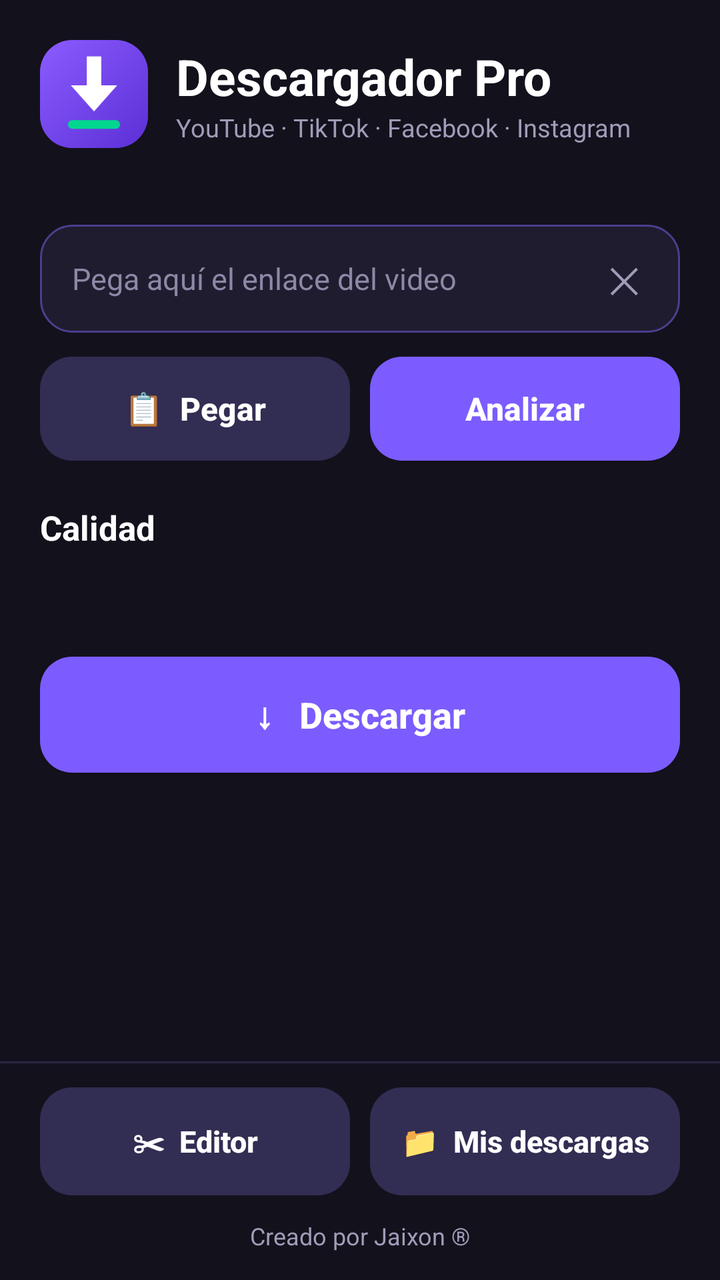
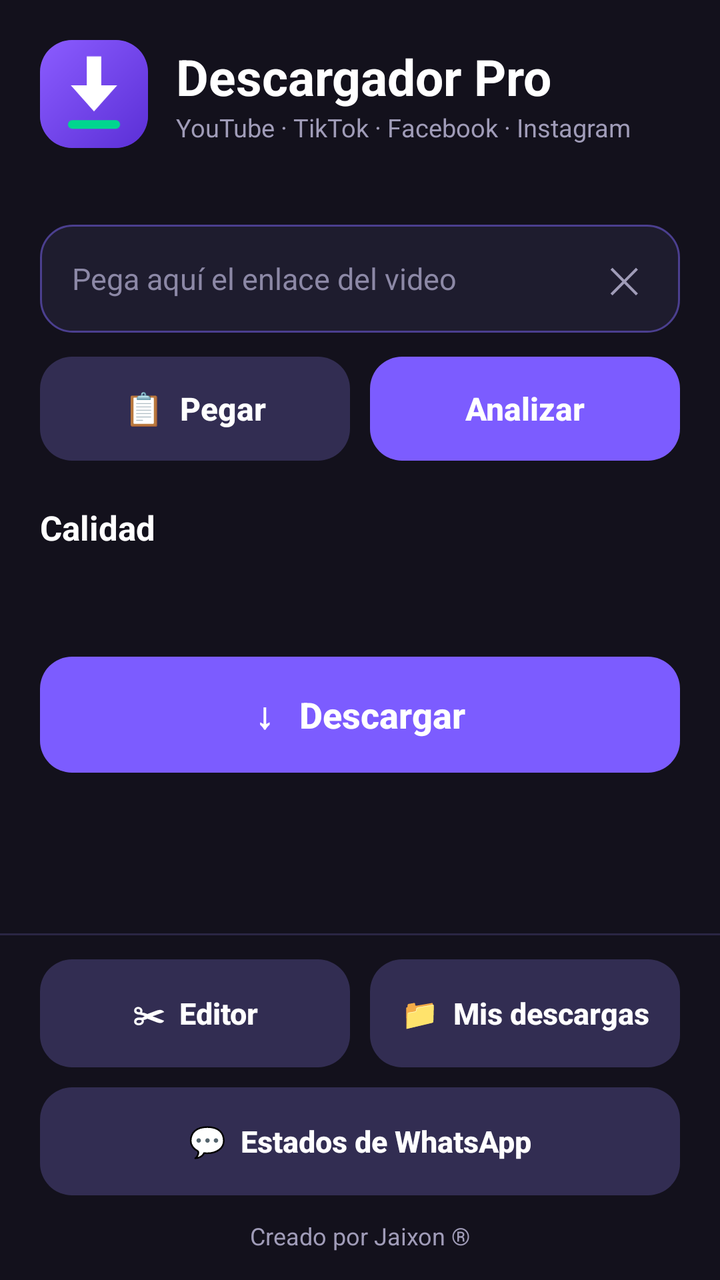

Compare the two renders of this Android layout. The source of the first and the diff that turns it into the second are given below.
<!-- AndroidManifest.xml: application theme Theme.Descargadorpro -->
<!-- res/layout/activity_main.xml -->
<?xml version="1.0" encoding="utf-8"?>
<LinearLayout xmlns:android="http://schemas.android.com/apk/res/android"
    android:layout_width="match_parent"
    android:layout_height="match_parent"
    android:background="#13111C"
    android:fitsSystemWindows="true"
    android:orientation="vertical">

<ScrollView
    android:layout_width="match_parent"
    android:layout_height="0dp"
    android:layout_weight="1"
    android:fillViewport="true"
    android:scrollbars="none">

    <LinearLayout
        android:id="@+id/raiz"
        android:layout_width="match_parent"
        android:layout_height="wrap_content"
        android:focusable="true"
        android:focusableInTouchMode="true"
        android:orientation="vertical"
        android:padding="20dp">

        
        <LinearLayout
            android:layout_width="match_parent"
            android:layout_height="wrap_content"
            android:gravity="center_vertical"
            android:orientation="horizontal">

            <FrameLayout
                android:layout_width="54dp"
                android:layout_height="54dp"
                android:background="@drawable/bg_card"
                android:clipToOutline="true">

                <ImageView
                    android:layout_width="match_parent"
                    android:layout_height="match_parent"
                    android:importantForAccessibility="no"
                    android:scaleType="fitXY"
                    android:src="@drawable/ic_launcher_background" />

                <ImageView
                    android:layout_width="match_parent"
                    android:layout_height="match_parent"
                    android:importantForAccessibility="no"
                    android:scaleType="fitXY"
                    android:scaleX="1.45"
                    android:scaleY="1.45"
                    android:src="@drawable/ic_launcher_foreground" />
            </FrameLayout>

            <LinearLayout
                android:layout_width="wrap_content"
                android:layout_height="wrap_content"
                android:layout_marginStart="14dp"
                android:orientation="vertical">

                <TextView
                    android:layout_width="wrap_content"
                    android:layout_height="wrap_content"
                    android:text="Descargador Pro"
                    android:textColor="#FFFFFF"
                    android:textSize="25sp"
                    android:textStyle="bold" />

                <TextView
                    android:layout_width="wrap_content"
                    android:layout_height="wrap_content"
                    android:text="YouTube · TikTok · Facebook · Instagram"
                    android:textColor="#A09CB8"
                    android:textSize="12.5sp" />
            </LinearLayout>
        </LinearLayout>

        <TextView
            android:id="@+id/txtMotor"
            android:layout_width="match_parent"
            android:layout_height="wrap_content"
            android:layout_marginTop="12dp"
            android:text=""
            android:textColor="#8C88A6"
            android:textSize="12sp" />

        
        <LinearLayout
            android:layout_width="match_parent"
            android:layout_height="wrap_content"
            android:layout_marginTop="10dp"
            android:background="@drawable/bg_card"
            android:gravity="center_vertical"
            android:orientation="horizontal"
            android:paddingStart="16dp"
            android:paddingEnd="6dp">

            <EditText
                android:id="@+id/inputUrl"
                android:layout_width="0dp"
                android:layout_height="wrap_content"
                android:layout_weight="1"
                android:background="@null"
                android:hint="Pega aquí el enlace del video"
                android:imeOptions="actionGo"
                android:importantForAutofill="no"
                android:inputType="textUri"
                android:maxLines="1"
                android:minHeight="54dp"
                android:textColor="#FFFFFF"
                android:textColorHint="#8C88A6"
                android:textSize="15sp" />

            <TextView
                android:id="@+id/btnLimpiar"
                android:layout_width="44dp"
                android:layout_height="44dp"
                android:clickable="true"
                android:focusable="true"
                android:gravity="center"
                android:text="✕"
                android:textColor="#A09CB8"
                android:textSize="18sp" />
        </LinearLayout>

        <LinearLayout
            android:layout_width="match_parent"
            android:layout_height="wrap_content"
            android:layout_marginTop="12dp"
            android:orientation="horizontal">

            <androidx.appcompat.widget.AppCompatButton
                android:id="@+id/btnPegar"
                android:layout_width="0dp"
                android:layout_height="52dp"
                android:layout_weight="1"
                android:background="@drawable/bg_btn_secondary"
                android:foreground="?android:attr/selectableItemBackground"
                android:stateListAnimator="@null"
                android:text="📋  Pegar"
                android:textAllCaps="false"
                android:textColor="#FFFFFF"
                android:textSize="16sp"
                android:textStyle="bold" />

            <androidx.appcompat.widget.AppCompatButton
                android:id="@+id/btnAnalizar"
                android:layout_width="0dp"
                android:layout_height="52dp"
                android:layout_marginStart="10dp"
                android:layout_weight="1"
                android:background="@drawable/editor_btn_primary"
                android:foreground="?android:attr/selectableItemBackground"
                android:stateListAnimator="@null"
                android:text="Analizar"
                android:textAllCaps="false"
                android:textColor="#FFFFFF"
                android:textSize="16sp"
                android:textStyle="bold" />
        </LinearLayout>

        
        <LinearLayout
            android:id="@+id/cardPreview"
            android:layout_width="match_parent"
            android:layout_height="wrap_content"
            android:layout_marginTop="16dp"
            android:background="@drawable/bg_card"
            android:orientation="vertical"
            android:padding="12dp"
            android:visibility="gone">

            <FrameLayout
                android:layout_width="match_parent"
                android:layout_height="200dp">

                <ImageView
                    android:id="@+id/imgMiniatura"
                    android:layout_width="match_parent"
                    android:layout_height="match_parent"
                    android:background="#0E0C16"
                    android:contentDescription="Vista previa del video"
                    android:scaleType="centerCrop" />

                <TextView
                    android:id="@+id/txtDuracion"
                    android:layout_width="wrap_content"
                    android:layout_height="wrap_content"
                    android:layout_gravity="bottom|end"
                    android:layout_margin="8dp"
                    android:paddingStart="8dp"
                    android:paddingTop="3dp"
                    android:paddingEnd="8dp"
                    android:paddingBottom="3dp"
                    android:textColor="#FFFFFF"
                    android:textSize="12sp"
                    android:textStyle="bold" />
            </FrameLayout>

            <TextView
                android:id="@+id/txtTitulo"
                android:layout_width="match_parent"
                android:layout_height="wrap_content"
                android:layout_marginTop="12dp"
                android:ellipsize="end"
                android:maxLines="3"
                android:textColor="#FFFFFF"
                android:textIsSelectable="true"
                android:textSize="17sp"
                android:textStyle="bold" />

            <TextView
                android:id="@+id/txtAutor"
                android:layout_width="match_parent"
                android:layout_height="wrap_content"
                android:layout_marginTop="2dp"
                android:textColor="#A09CB8"
                android:textSize="13sp" />

            <androidx.appcompat.widget.AppCompatButton
                android:id="@+id/btnCopiarTitulo"
                android:layout_width="match_parent"
                android:layout_height="44dp"
                android:layout_marginTop="12dp"
                android:background="@drawable/bg_btn_secondary"
                android:foreground="?android:attr/selectableItemBackground"
                android:stateListAnimator="@null"
                android:text="Copiar título"
                android:textAllCaps="false"
                android:textColor="#FFFFFF"
                android:textSize="14sp" />
        </LinearLayout>

        
        <TextView
            android:layout_width="wrap_content"
            android:layout_height="wrap_content"
            android:layout_marginTop="22dp"
            android:text="Calidad"
            android:textColor="#FFFFFF"
            android:textSize="17sp"
            android:textStyle="bold" />

        <HorizontalScrollView
            android:layout_width="match_parent"
            android:layout_height="wrap_content"
            android:layout_marginTop="10dp"
            android:scrollbars="none">

            <LinearLayout
                android:id="@+id/contenedorChips"
                android:layout_width="wrap_content"
                android:layout_height="wrap_content"
                android:orientation="horizontal" />
        </HorizontalScrollView>

        <TextView
            android:id="@+id/txtTamanoSel"
            android:layout_width="match_parent"
            android:layout_height="wrap_content"
            android:layout_marginTop="10dp"
            android:textColor="#8C88A6"
            android:textSize="12.5sp" />

        <androidx.appcompat.widget.AppCompatButton
            android:id="@+id/btnDescargar"
            android:layout_width="match_parent"
            android:layout_height="58dp"
            android:layout_marginTop="16dp"
            android:background="@drawable/editor_btn_primary"
            android:foreground="?android:attr/selectableItemBackground"
            android:stateListAnimator="@null"
            android:text="↓   Descargar"
            android:textAllCaps="false"
            android:textColor="#FFFFFF"
            android:textSize="18sp"
            android:textStyle="bold" />

        
        <LinearLayout
            android:id="@+id/cardProgreso"
            android:layout_width="match_parent"
            android:layout_height="wrap_content"
            android:layout_marginTop="16dp"
            android:background="@drawable/bg_card"
            android:orientation="vertical"
            android:padding="18dp"
            android:visibility="gone">

            <TextView
                android:id="@+id/txtPorcentaje"
                android:layout_width="wrap_content"
                android:layout_height="wrap_content"
                android:text="0%"
                android:textColor="#FFFFFF"
                android:textSize="36sp"
                android:textStyle="bold" />

            <TextView
                android:id="@+id/txtTamano"
                android:layout_width="match_parent"
                android:layout_height="wrap_content"
                android:textColor="#D9D6E8"
                android:textSize="15sp" />

            <ProgressBar
                android:id="@+id/progreso"
                style="?android:attr/progressBarStyleHorizontal"
                android:layout_width="match_parent"
                android:layout_height="10dp"
                android:layout_marginTop="12dp"
                android:indeterminate="false"
                android:max="1000"
                android:maxHeight="10dp"
                android:minHeight="10dp"
                android:progress="0"
                android:progressDrawable="@drawable/bg_progress" />

            <TextView
                android:id="@+id/txtVelocidad"
                android:layout_width="match_parent"
                android:layout_height="wrap_content"
                android:layout_marginTop="10dp"
                android:textColor="#A09CB8"
                android:textSize="13sp" />

            <TextView
                android:id="@+id/txtEstado"
                android:layout_width="match_parent"
                android:layout_height="wrap_content"
                android:layout_marginTop="6dp"
                android:textColor="#7EF0C9"
                android:textIsSelectable="true"
                android:textSize="14sp" />

            <androidx.appcompat.widget.AppCompatButton
                android:id="@+id/btnCancelar"
                android:layout_width="match_parent"
                android:layout_height="46dp"
                android:layout_marginTop="12dp"
                android:background="@drawable/bg_btn_secondary"
                android:foreground="?android:attr/selectableItemBackground"
                android:stateListAnimator="@null"
                android:text="Cancelar descarga"
                android:textAllCaps="false"
                android:textColor="#FFFFFF"
                android:textSize="14sp"
                android:visibility="gone" />

            <androidx.appcompat.widget.AppCompatButton
                android:id="@+id/btnAbrir"
                android:layout_width="match_parent"
                android:layout_height="48dp"
                android:layout_marginTop="12dp"
                android:background="@drawable/editor_btn_primary"
                android:foreground="?android:attr/selectableItemBackground"
                android:stateListAnimator="@null"
                android:text="Abrir archivo"
                android:textAllCaps="false"
                android:textColor="#FFFFFF"
                android:textSize="15sp"
                android:textStyle="bold"
                android:visibility="gone" />
        </LinearLayout>
    </LinearLayout>
</ScrollView>

    
    <View
        android:layout_width="match_parent"
        android:layout_height="1dp"
        android:background="#2A2644" />

    <LinearLayout
        android:layout_width="match_parent"
        android:layout_height="wrap_content"
        android:background="#13111C"
        android:orientation="vertical"
        android:paddingStart="20dp"
        android:paddingTop="12dp"
        android:paddingEnd="20dp"
        android:paddingBottom="14dp">

        <LinearLayout
            android:layout_width="match_parent"
            android:layout_height="wrap_content"
            android:orientation="horizontal">

            <androidx.appcompat.widget.AppCompatButton
                android:id="@+id/btnEditor"
                android:layout_width="0dp"
                android:layout_height="54dp"
                android:layout_weight="1"
                android:background="@drawable/bg_btn_secondary"
                android:foreground="?android:attr/selectableItemBackground"
                android:stateListAnimator="@null"
                android:text="✂  Editor"
                android:textAllCaps="false"
                android:textColor="#FFFFFF"
                android:textSize="15sp"
                android:textStyle="bold" />

            <androidx.appcompat.widget.AppCompatButton
                android:id="@+id/btnMisVideos"
                android:layout_width="0dp"
                android:layout_height="54dp"
                android:layout_marginStart="10dp"
                android:layout_weight="1"
                android:background="@drawable/bg_btn_secondary"
                android:foreground="?android:attr/selectableItemBackground"
                android:stateListAnimator="@null"
                android:text="📁  Mis descargas"
                android:textAllCaps="false"
                android:textColor="#FFFFFF"
                android:textSize="15sp"
                android:textStyle="bold" />
        </LinearLayout>

        <TextView
            android:layout_width="match_parent"
            android:layout_height="wrap_content"
            android:layout_marginTop="12dp"
            android:gravity="center"
            android:text="Creado por Jaixon ®"
            android:textColor="#A09CB8"
            android:textSize="12sp" />
    </LinearLayout>
</LinearLayout>
<!-- resources referenced by this layout -->
<resources>
  <!-- drawable bg_btn_secondary (drawable) -->
  <?xml version="1.0" encoding="utf-8"?>
  <shape xmlns:android="http://schemas.android.com/apk/res/android"
      android:shape="rectangle">
      <solid android:color="#322D52" />
      <corners android:radius="16dp" />
  </shape>
  <!-- drawable bg_card (drawable) -->
  <?xml version="1.0" encoding="utf-8"?>
  <shape xmlns:android="http://schemas.android.com/apk/res/android"
      android:shape="rectangle">
      <solid android:color="#1E1C2E" />
      <stroke android:width="1dp" android:color="#4B3F8F" />
      <corners android:radius="16dp" />
  </shape>
  <!-- drawable bg_progress (drawable) -->
  <?xml version="1.0" encoding="utf-8"?>
  <layer-list xmlns:android="http://schemas.android.com/apk/res/android">
      <item android:id="@android:id/background">
          <shape android:shape="rectangle">
              <corners android:radius="6dp" />
              <solid android:color="#2A2740" />
          </shape>
      </item>
      <item android:id="@android:id/progress">
          <clip>
              <shape android:shape="rectangle">
                  <corners android:radius="6dp" />
                  <solid android:color="#00D68F" />
              </shape>
          </clip>
      </item>
  </layer-list>
  <!-- drawable editor_btn_primary (drawable) -->
  <?xml version="1.0" encoding="utf-8"?>
  <selector xmlns:android="http://schemas.android.com/apk/res/android">
      <item android:state_enabled="false">
          <shape android:shape="rectangle">
              <solid android:color="#2E2946" />
              <corners android:radius="16dp" />
          </shape>
      </item>
      <item android:state_pressed="true">
          <shape android:shape="rectangle">
              <solid android:color="#6A49EB" />
              <corners android:radius="16dp" />
          </shape>
      </item>
      <item>
          <shape android:shape="rectangle">
              <solid android:color="#7C5CFF" />
              <corners android:radius="16dp" />
          </shape>
      </item>
  </selector>
  <!-- drawable ic_launcher_background (drawable) -->
  <?xml version="1.0" encoding="utf-8"?>
  <shape xmlns:android="http://schemas.android.com/apk/res/android"
      android:shape="rectangle">
      <gradient
          android:angle="315"
          android:startColor="#8B5CFF"
          android:endColor="#5B2FD6" />
  </shape>
  <!-- drawable ic_launcher_foreground (drawable) -->
  <?xml version="1.0" encoding="utf-8"?>
  <vector xmlns:android="http://schemas.android.com/apk/res/android"
      android:width="108dp"
      android:height="108dp"
      android:viewportWidth="108"
      android:viewportHeight="108">
      <path
          android:fillColor="#FFFFFF"
          android:pathData="M49,28 L59,28 L59,48 L70,48 L54,66 L38,48 L49,48 Z" />
      <path
          android:fillColor="#00D68F"
          android:pathData="M39,72 L69,72 A3,3 0 0 1 69,78 L39,78 A3,3 0 0 1 39,72 Z" />
  </vector>
  <style name="Theme.Descargadorpro" parent="Theme.MaterialComponents.DayNight.NoActionBar">
          
          <item name="colorPrimary">@color/purple_500</item>
          <item name="colorPrimaryVariant">@color/purple_700</item>
          <item name="colorOnPrimary">@color/white</item>
          
          
          <item name="android:statusBarColor">@color/fondo_oscuro</item>
          
          
          <item name="android:windowLightStatusBar">false</item>
          
          
          <item name="android:windowBackground">@color/fondo_oscuro</item>
      </style>
  <color name="purple_500">#6200EE</color>
  <color name="purple_700">#3700B3</color>
  <color name="white">#FFFFFFFF</color>
  <color name="fondo_oscuro">#121212</color>
</resources>

<!-- the commit's change to res/layout/activity_main.xml (unified diff, before → after) -->
@@ -416,6 +416,20 @@
                 android:textStyle="bold" />
         </LinearLayout>
 
+        <androidx.appcompat.widget.AppCompatButton
+            android:id="@+id/btnEstados"
+            android:layout_width="match_parent"
+            android:layout_height="54dp"
+            android:layout_marginTop="10dp"
+            android:background="@drawable/bg_btn_secondary"
+            android:foreground="?android:attr/selectableItemBackground"
+            android:stateListAnimator="@null"
+            android:text="💬  Estados de WhatsApp"
+            android:textAllCaps="false"
+            android:textColor="#FFFFFF"
+            android:textSize="15sp"
+            android:textStyle="bold" />
+
         <TextView
             android:layout_width="match_parent"
             android:layout_height="wrap_content"
